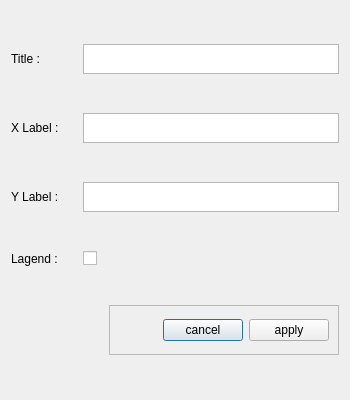
The window that customize_dialog.ui (Meliani-Mehdi/Graphite_QT) describes before a commit, drawn with Qt 5.
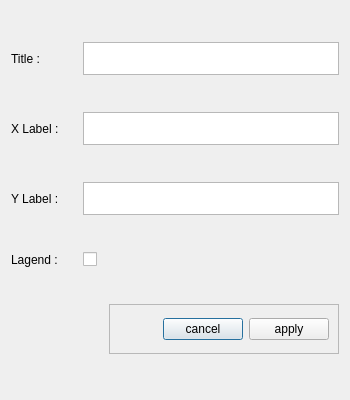
The same window after the commit. Icons and pictures are not drawn.

What changed in the file:
```diff
--- a/customize_dialog.ui
+++ b/customize_dialog.ui
@@ -49,15 +49,27 @@
      <property name="minimumSize">
       <size>
        <width>0</width>
-       <height>30</height>
+       <height>33</height>
       </size>
      </property>
      <property name="maximumSize">
       <size>
        <width>16777215</width>
-       <height>30</height>
+       <height>33</height>
       </size>
      </property>
+     <property name="acceptDrops">
+      <bool>true</bool>
+     </property>
+     <property name="verticalScrollBarPolicy">
+      <enum>Qt::ScrollBarAlwaysOff</enum>
+     </property>
+     <property name="horizontalScrollBarPolicy">
+      <enum>Qt::ScrollBarAlwaysOff</enum>
+     </property>
+     <property name="sizeAdjustPolicy">
+      <enum>QAbstractScrollArea::AdjustIgnored</enum>
+     </property>
     </widget>
    </item>
    <item row="3" column="1">
@@ -72,15 +84,27 @@
      <property name="minimumSize">
       <size>
        <width>0</width>
-       <height>30</height>
+       <height>33</height>
       </size>
      </property>
      <property name="maximumSize">
       <size>
        <width>16777215</width>
-       <height>30</height>
+       <height>33</height>
       </size>
      </property>
+     <property name="acceptDrops">
+      <bool>true</bool>
+     </property>
+     <property name="verticalScrollBarPolicy">
+      <enum>Qt::ScrollBarAlwaysOff</enum>
+     </property>
+     <property name="horizontalScrollBarPolicy">
+      <enum>Qt::ScrollBarAlwaysOff</enum>
+     </property>
+     <property name="sizeAdjustPolicy">
+      <enum>QAbstractScrollArea::AdjustIgnored</enum>
+     </property>
     </widget>
    </item>
    <item row="0" column="0">
@@ -95,15 +119,27 @@
      <property name="minimumSize">
       <size>
        <width>0</width>
-       <height>30</height>
+       <height>33</height>
       </size>
      </property>
      <property name="maximumSize">
       <size>
        <width>16777215</width>
-       <height>30</height>
+       <height>33</height>
       </size>
      </property>
+     <property name="acceptDrops">
+      <bool>true</bool>
+     </property>
+     <property name="verticalScrollBarPolicy">
+      <enum>Qt::ScrollBarAlwaysOff</enum>
+     </property>
+     <property name="horizontalScrollBarPolicy">
+      <enum>Qt::ScrollBarAlwaysOff</enum>
+     </property>
+     <property name="sizeAdjustPolicy">
+      <enum>QAbstractScrollArea::AdjustIgnored</enum>
+     </property>
     </widget>
    </item>
    <item row="1" column="0">
```
